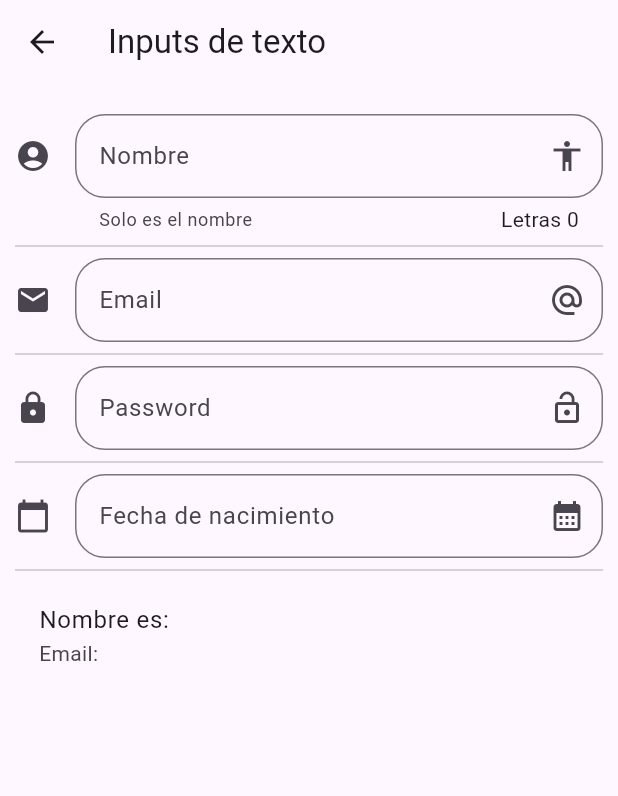
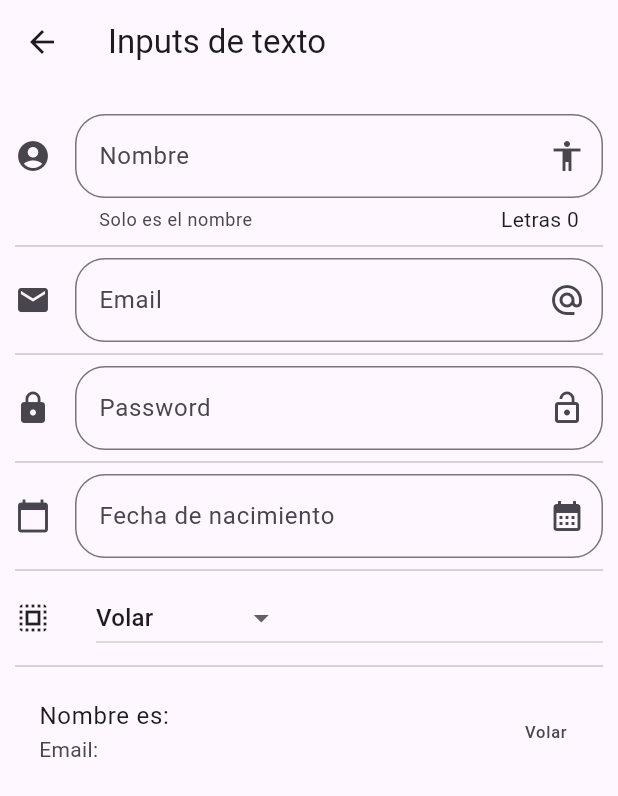
Before and after one commit to DanielTuttos/components-flutter, a Flutter app: the InputPage screen opened by its route, on a phone screen of 412 x 824 dp. Shown: the top 796 px of the screen. Run offline on Flutter 3.47's test engine with Material 3 defaults, Android fonts, the phone set to English and light mode, and no system bars.

Commit message:
:construction: add dropdown

```diff
--- a/lib/src/pages/input_page.dart
+++ b/lib/src/pages/input_page.dart
@@ -12,7 +12,15 @@ class _InputPageState extends State<InputPage> {
   String _email = '';
   String _password = '';
   String _date = '';
-  TextEditingController _inputFieldDateController = new TextEditingController();
+  String _optionSelected = 'Volar';
+  final TextEditingController _inputFieldDateController =
+      TextEditingController();
+  final List<String> _powers = [
+    'Volar',
+    'Rayos X',
+    'Super Aliento',
+    'Super fuerza'
+  ];
   @override
   Widget build(BuildContext context) {
     return Scaffold(
@@ -28,9 +36,11 @@ class _InputPageState extends State<InputPage> {
           const Divider(),
           _createPassword(),
           const Divider(),
-          _createDate(),
+          _createDate(context),
           const Divider(),
-          _createPerson()
+          _createDropdown(),
+          const Divider(),
+          _createPerson(),
         ],
       ),
     );
@@ -88,7 +98,7 @@ class _InputPageState extends State<InputPage> {
     );
   }
 
-  Widget _createDate() {
+  Widget _createDate(BuildContext context) {
     return TextField(
       enableInteractiveSelection: false,
       controller: _inputFieldDateController,
@@ -122,10 +132,44 @@ class _InputPageState extends State<InputPage> {
     }
   }
 
+  List<DropdownMenuItem<String>> getOptionsDropdown() {
+    List<DropdownMenuItem<String>> list = [];
+    _powers.forEach((power) {
+      list.add(DropdownMenuItem(
+        value: power,
+        child: Text(power),
+      ));
+    });
+    return list;
+  }
+
+  Widget _createDropdown() {
+    return Row(
+      children: <Widget>[
+        const Icon(Icons.select_all),
+        const SizedBox(
+          width: 30.0,
+        ),
+        Expanded(
+          child: DropdownButton(
+            value: _optionSelected,
+            items: getOptionsDropdown(),
+            onChanged: (opt) {
+              setState(() {
+                _optionSelected = opt!;
+              });
+            },
+          ),
+        ),
+      ],
+    );
+  }
+
   Widget _createPerson() {
     return ListTile(
       title: Text('Nombre es: $_name'),
       subtitle: Text('Email: $_email'),
+      trailing: Text(_optionSelected),
     );
   }
 }
```
